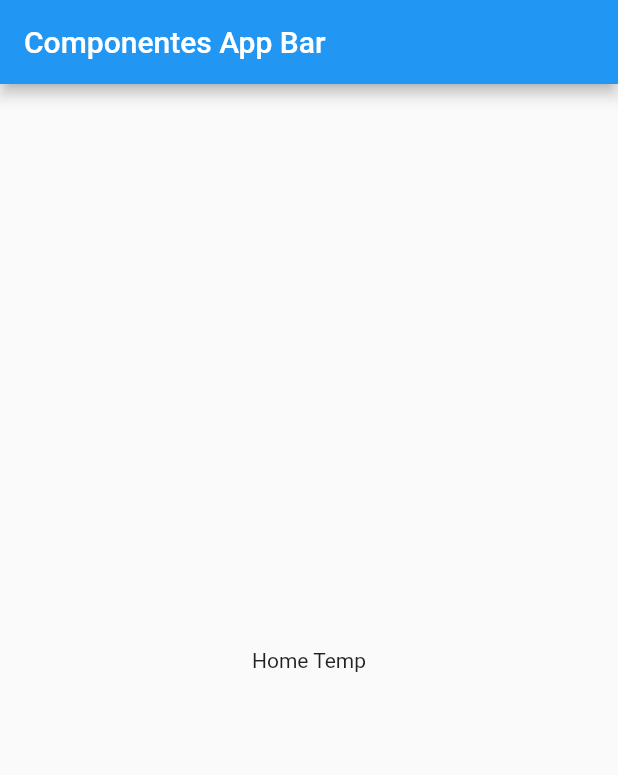
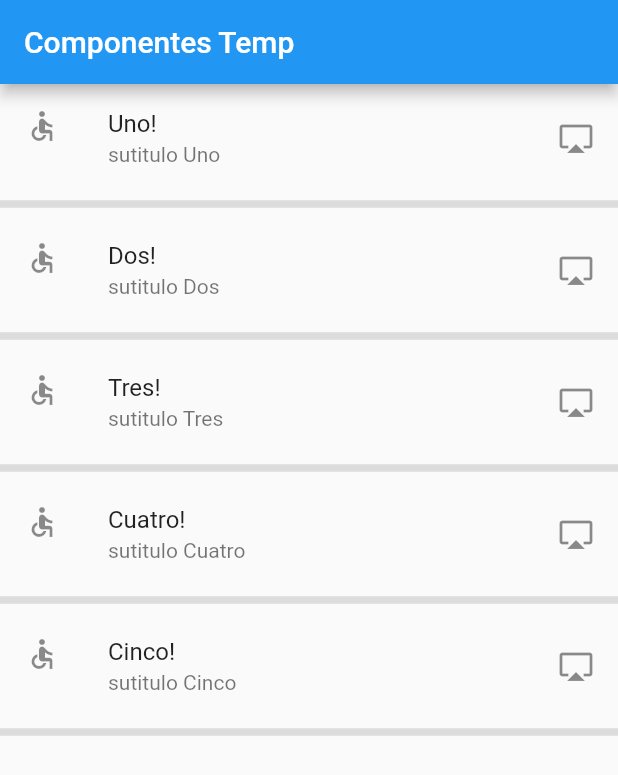
Before and after one commit to sebaespinosa/componentes, a Flutter app: the screen it shows after launch, on a phone screen of 412 x 824 dp. Shown: the top 775 px of the screen. Run offline on Flutter 3.47's test engine with Material 2 defaults, Android fonts, the phone set to English and light mode, and no system bars.

Commit message:
seccion 64

```diff
--- a/lib/main.dart
+++ b/lib/main.dart
@@ -10,12 +10,7 @@ class MyApp extends StatelessWidget {
     return MaterialApp(
       title: 'Componentes App',
       debugShowCheckedModeBanner: false,
-      home: Scaffold(
-        appBar: AppBar(
-          title: Text('Componentes App Bar'),
-        ),
-        body: HomePageTemp(),
-      ),
+      home: HomePageTemp()
     );
   }
 }
--- a/lib/src/pages/home_temp.dart
+++ b/lib/src/pages/home_temp.dart
@@ -2,12 +2,57 @@ import 'package:flutter/material.dart';
 
 
 class HomePageTemp extends StatelessWidget {
-  const HomePageTemp({Key key}) : super(key: key);
+
+  final opciones = ['Uno', 'Dos', 'Tres', 'Cuatro', 'Cinco'];
 
   @override
   Widget build(BuildContext context) {
-    return Center(
-      child: Text('Home Temp'),
+    return Scaffold(
+      appBar: AppBar(
+        title: Text('Componentes Temp'),
+      ),
+      body: ListView(
+        children: _crearItemscorto()
+      ),
     );
   }
+
+  List<Widget> _crearItems() {
+
+    List<Widget> lista = [];
+
+    for (String opt in opciones){
+
+      final tempWidget = ListTile(
+        title: Text( opt),
+      );
+
+      lista..add(tempWidget)
+           ..add(Divider(thickness: 5.0,));
+    }
+
+    return lista;
+
+  }
+
+  List<Widget> _crearItemscorto(){
+
+    return opciones.map( (item) {
+
+      return Column(
+        children: <Widget>[
+          ListTile(
+            title: Text( item + '!'),
+            subtitle: Text('sutitulo ' + item),
+            leading: Icon(Icons.accessible),
+            trailing: Icon(Icons.airplay_outlined),
+          ),
+          Divider(thickness: 5.0,)
+        ],
+      );
+    }
+    ).toList();
+
+  }
+
 }
```
